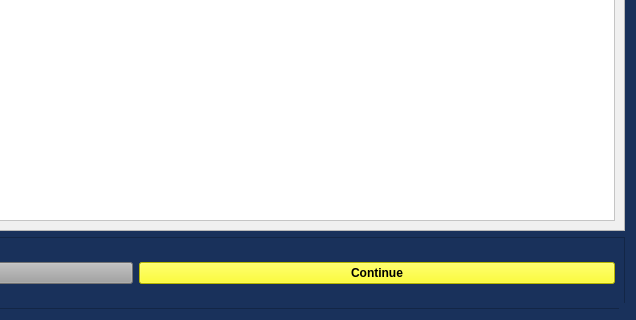
HunterProgram22/MuniEntry, file resources/ui/AddConditionsDialog.ui: the form before one commit; both pictures show x 364 to 1000 and y 522 to 842 of the 1000 by 842 pixel window.
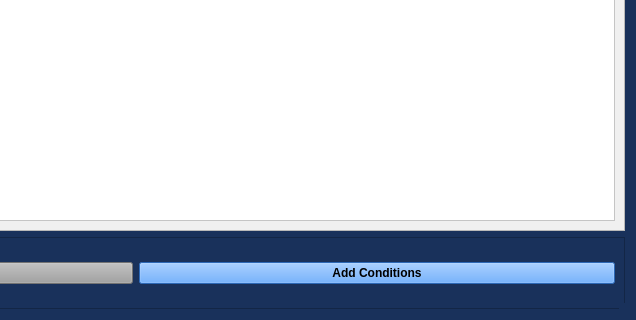
The form after the commit.

Commit message: Updated UI button colors and names.

```diff
--- a/resources/ui/AddConditionsDialog.ui
+++ b/resources/ui/AddConditionsDialog.ui
@@ -560,10 +560,10 @@
       <item row="0" column="1">
        <widget class="QPushButton" name="continue_Button">
         <property name="styleSheet">
-         <string notr="true">background-color: rgb(255, 255, 0);</string>
+         <string notr="true">background-color: rgb(62, 146, 255)</string>
         </property>
         <property name="text">
-         <string>Continue</string>
+         <string>Add Conditions</string>
         </property>
         <property name="autoDefault">
          <bool>false</bool>
```
Left out of the diff: 2 changed lines with no effect on the pictures. The commit also changes 9 other files.
